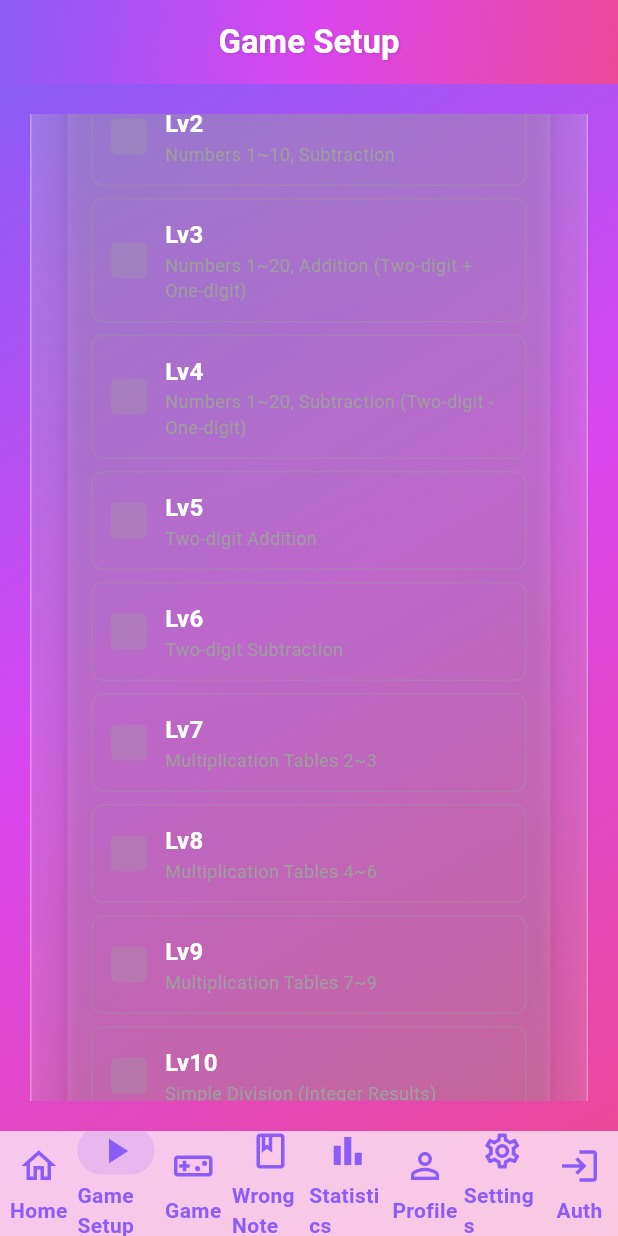
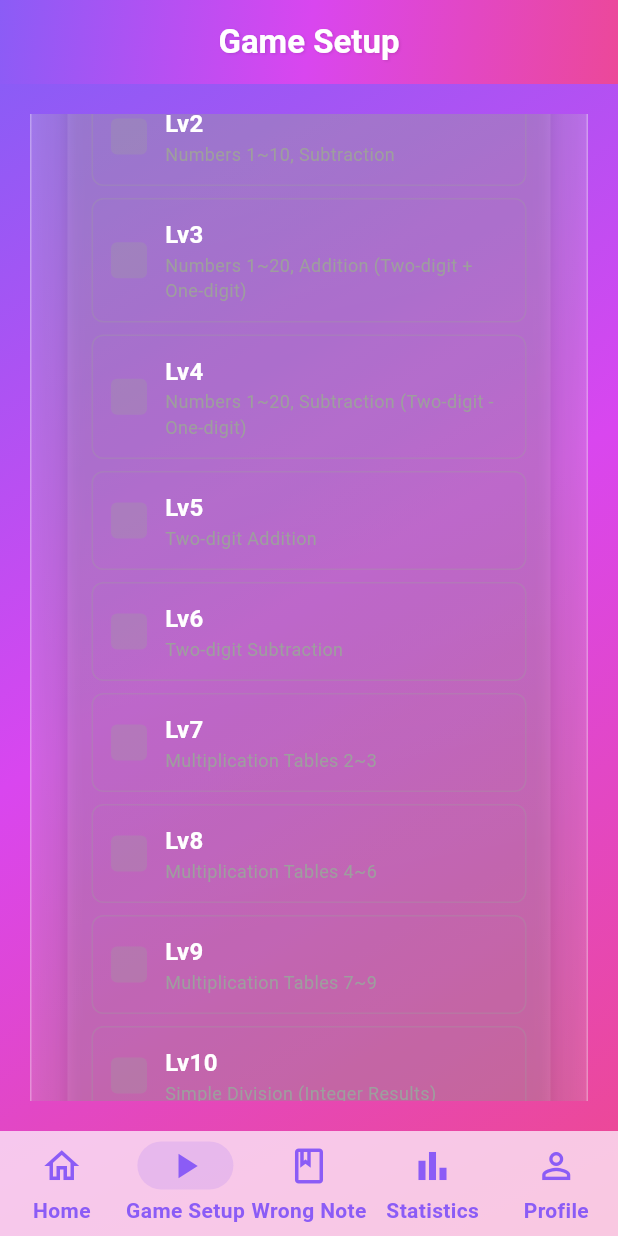
Before and after one commit to kimho314/Mathicorn, a Flutter app: the screen it shows after launch, item 2 of the bottom bar chosen, scrolled down 576 dp, on a phone screen of 412 x 824 dp. Run offline on Flutter 3.47's test engine with Material 3 defaults, Android fonts, the phone set to English and light mode, and no system bars; our stand-ins replace audioplayers, fl_chart, flutter_dotenv, google_fonts, lottie, shared_preferences and 1 more; accounts and stored records are empty; Roboto replaces fonts that are missing (NotoSansKR).

Commit message:
[feat]: modify main_shell; hide Game,Settings,Auth menu

```diff
--- a/lib/screens/main_shell.dart
+++ b/lib/screens/main_shell.dart
@@ -52,6 +52,60 @@ class _MainShellState extends State<MainShell> {
   @override
   Widget build(BuildContext context) {
     final auth = Provider.of<AuthProvider>(context);
+    // 전체 탭 인덱스와 destinations
+    final List<NavigationDestination> allDestinations = [
+      const NavigationDestination(
+        icon: Icon(Icons.home_outlined),
+        selectedIcon: Icon(Icons.home),
+        label: 'Home',
+      ),
+      const NavigationDestination(
+        icon: Icon(Icons.play_arrow_outlined),
+        selectedIcon: Icon(Icons.play_arrow),
+        label: 'Game Setup',
+      ),
+      const NavigationDestination(
+        icon: Icon(Icons.videogame_asset_outlined),
+        selectedIcon: Icon(Icons.videogame_asset),
+        label: 'Game',
+      ),
+      const NavigationDestination(
+        icon: Icon(Icons.book_outlined),
+        selectedIcon: Icon(Icons.book),
+        label: 'Wrong Note',
+      ),
+      const NavigationDestination(
+        icon: Icon(Icons.bar_chart_outlined),
+        selectedIcon: Icon(Icons.bar_chart),
+        label: 'Statistics',
+      ),
+      const NavigationDestination(
+        icon: Icon(Icons.person_outline),
+        selectedIcon: Icon(Icons.person),
+        label: 'Profile',
+      ),
+      const NavigationDestination(
+        icon: Icon(Icons.settings_outlined),
+        selectedIcon: Icon(Icons.settings),
+        label: 'Settings',
+      ),
+      const NavigationDestination(
+        icon: Icon(Icons.login),
+        selectedIcon: Icon(Icons.login),
+        label: 'Auth',
+      ),
+    ];
+    // 실제로 보여줄 탭 인덱스만 (Game(2), Settings(6), Auth(7) 숨김)
+    final List<int> visibleTabIndices = [0, 1, 3, 4, 5];
+    // 현재 _selectedIndex(전체 기준)를 visibleIndex로 변환
+    int visibleSelectedIndex = visibleTabIndices.indexOf(_selectedIndex);
+    if (visibleSelectedIndex == -1) visibleSelectedIndex = 0;
+    // visibleIndex를 전체 인덱스로 변환
+    void onDestinationSelected(int visibleIndex) {
+      setState(() {
+        _selectedIndex = visibleTabIndices[visibleIndex];
+      });
+    }
     return Scaffold(
       backgroundColor: Colors.transparent,
       body: Material(
@@ -60,60 +114,19 @@ class _MainShellState extends State<MainShell> {
       ),
       bottomNavigationBar: NavigationBar(
         height: 70,
-        selectedIndex: _selectedIndex,
+        selectedIndex: visibleSelectedIndex,
         backgroundColor: UnicornColors.white.withOpacity(0.7),
         indicatorColor: UnicornColors.purple.withOpacity(0.15),
         labelBehavior: NavigationDestinationLabelBehavior.alwaysShow,
         onDestinationSelected: (idx) async {
           // Only allow navigation to AuthScreen if not logged in
-          if ((idx == 3 || idx == 4 || idx == 5) && !auth.isLoggedIn) {
+          if ((visibleTabIndices[idx] == 3 || visibleTabIndices[idx] == 4 || visibleTabIndices[idx] == 5) && !auth.isLoggedIn) {
             await showLoginRequiredDialog(context);
             return;
           }
-          setState(() => _selectedIndex = idx);
+          onDestinationSelected(idx);
         },
-        destinations: const [
-          NavigationDestination(
-            icon: Icon(Icons.home_outlined),
-            selectedIcon: Icon(Icons.home),
-            label: 'Home',
-          ),
-          NavigationDestination(
-            icon: Icon(Icons.play_arrow_outlined),
-            selectedIcon: Icon(Icons.play_arrow),
-            label: 'Game Setup',
-          ),
-          NavigationDestination(
-            icon: Icon(Icons.videogame_asset_outlined),
-            selectedIcon: Icon(Icons.videogame_asset),
-            label: 'Game',
-          ),
-          NavigationDestination(
-            icon: Icon(Icons.book_outlined),
-            selectedIcon: Icon(Icons.book),
-            label: 'Wrong Note',
-          ),
-          NavigationDestination(
-            icon: Icon(Icons.bar_chart_outlined),
-            selectedIcon: Icon(Icons.bar_chart),
-            label: 'Statistics',
-          ),
-          NavigationDestination(
-            icon: Icon(Icons.person_outline),
-            selectedIcon: Icon(Icons.person),
-            label: 'Profile',
-          ),
-          NavigationDestination(
-            icon: Icon(Icons.settings_outlined),
-            selectedIcon: Icon(Icons.settings),
-            label: 'Settings',
-          ),
-          NavigationDestination(
-            icon: Icon(Icons.login),
-            selectedIcon: Icon(Icons.login),
-            label: 'Auth',
-          ),
-        ],
+        destinations: [for (final i in visibleTabIndices) allDestinations[i]],
       ),
     );
   }
```
